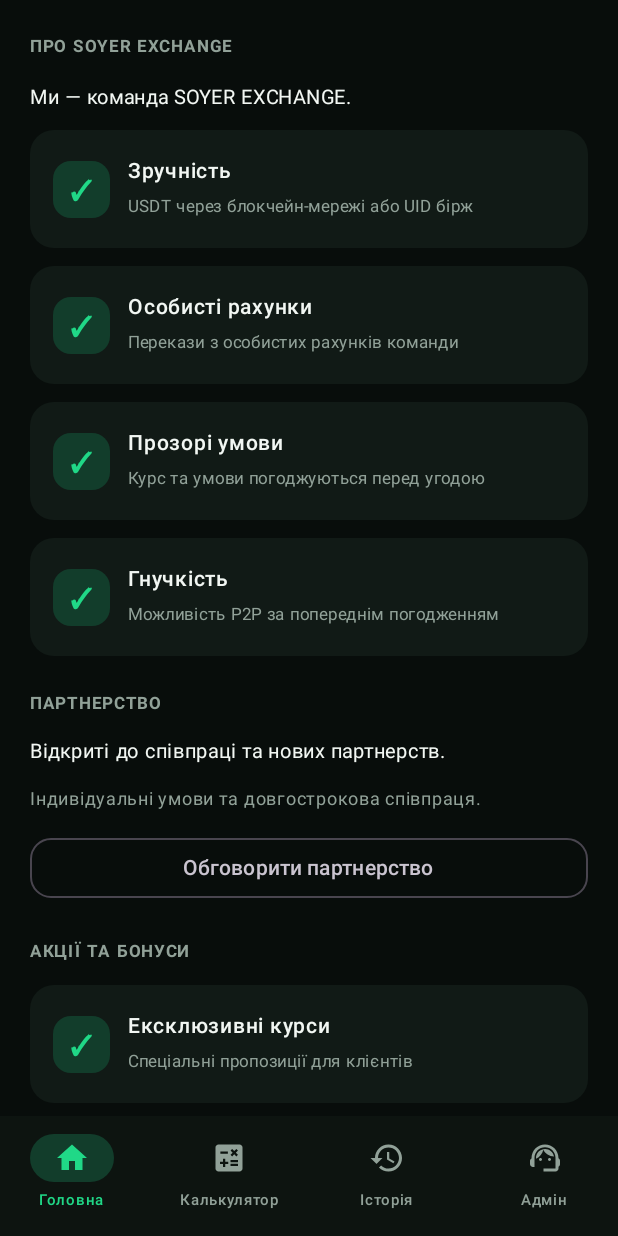
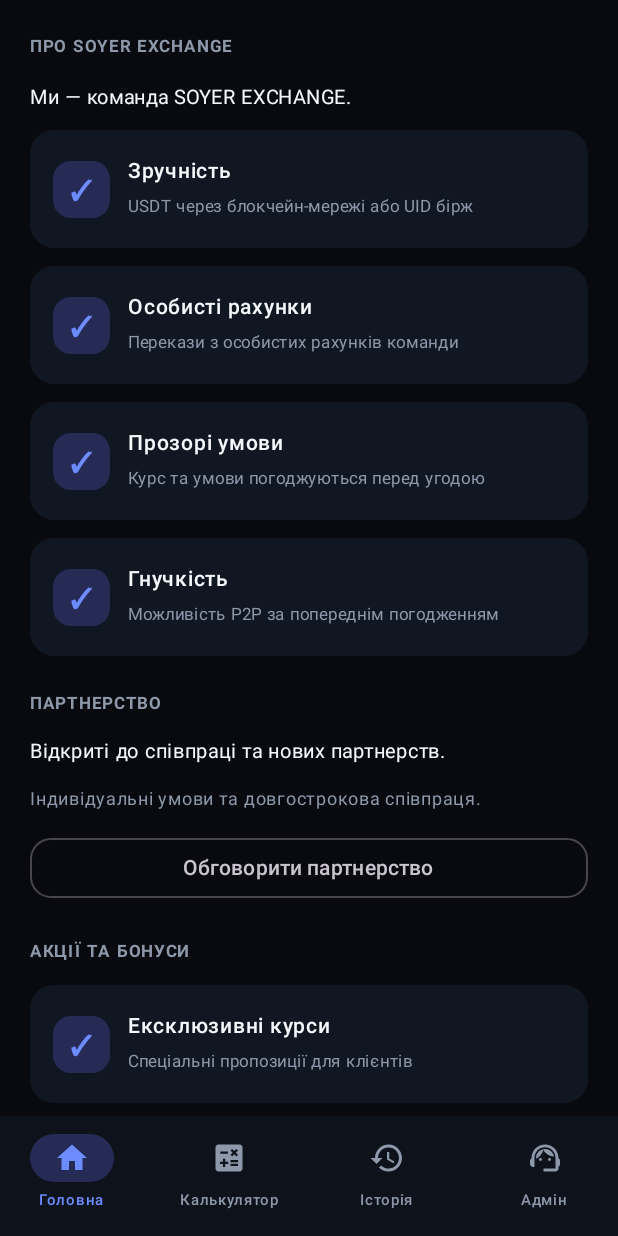
Before and after one commit to EgorMr111/soyer-one-android, an Android app built with Jetpack Compose: the screen it shows after launch (MainActivity), scrolled down 520 dp, on a phone screen of 412 x 824 dp. Run offline under Robolectric (Android 15) with nearby library versions, the phone set to English and light mode, and no system bars.

Commit message:
Match SOYER ONE app theme to website blue-violet palette

```diff
--- a/app/src/main/java/ua/soyer/one/MainActivity.kt
+++ b/app/src/main/java/ua/soyer/one/MainActivity.kt
@@ -39,14 +39,14 @@ import java.text.SimpleDateFormat
 import java.util.Date
 import java.util.Locale
 
-private val Background = Color(0xFF080D0B)
-private val Surface = Color(0xFF111A16)
-private val SurfaceLight = Color(0xFF18251E)
-private val Green = Color(0xFF20D887)
-private val GreenDark = Color(0xFF123D2B)
-private val MainText = Color(0xFFF2F7F3)
-private val Muted = Color(0xFF91A198)
-private val Border = Color(0xFF26372E)
+private val Background = Color(0xFF080A0F)
+private val Surface = Color(0xFF111722)
+private val SurfaceLight = Color(0xFF151E2B)
+private val Green = Color(0xFF6C8CFF)
+private val GreenDark = Color(0xFF252B55)
+private val MainText = Color(0xFFF5F7FB)
+private val Muted = Color(0xFF8D98AA)
+private val Border = Color(0xFF29334A)
 
 class MainActivity : ComponentActivity() {
     override fun onCreate(savedInstanceState: Bundle?) {
@@ -92,7 +92,7 @@ fun SoyerApp() {
             containerColor = Background,
             bottomBar = {
                 NavigationBar(
-                    containerColor = Color(0xFF0D1410),
+                    containerColor = Color(0xFF0D121B),
                     contentColor = Muted
                 ) {
                     val items = listOf(
```
